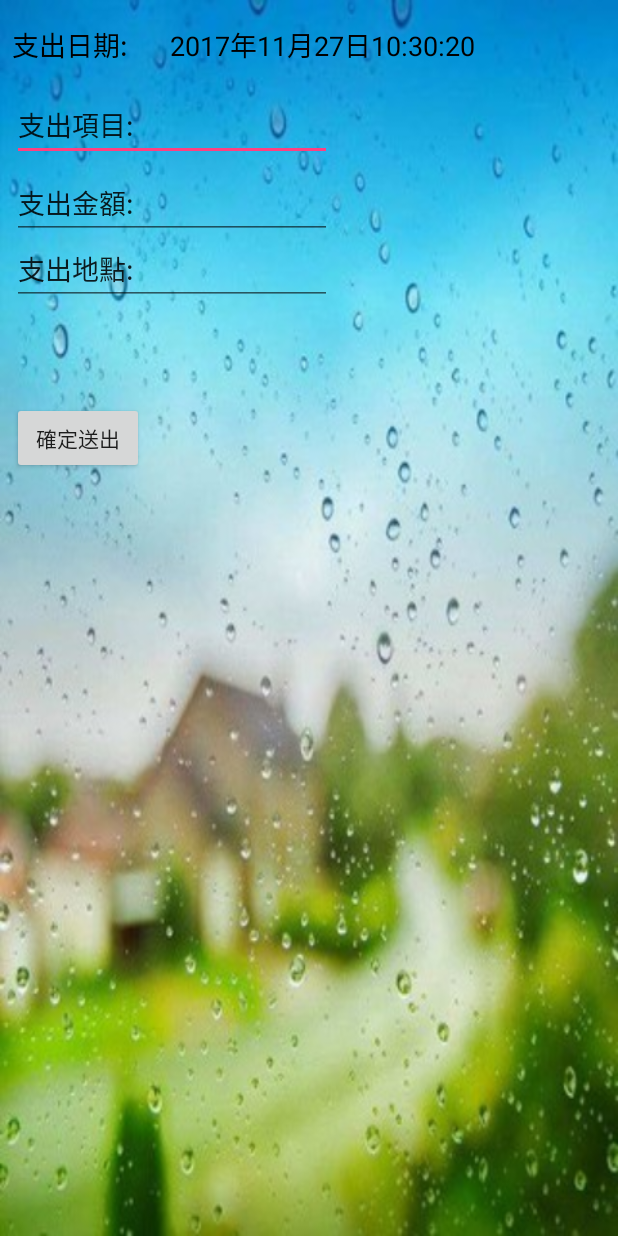
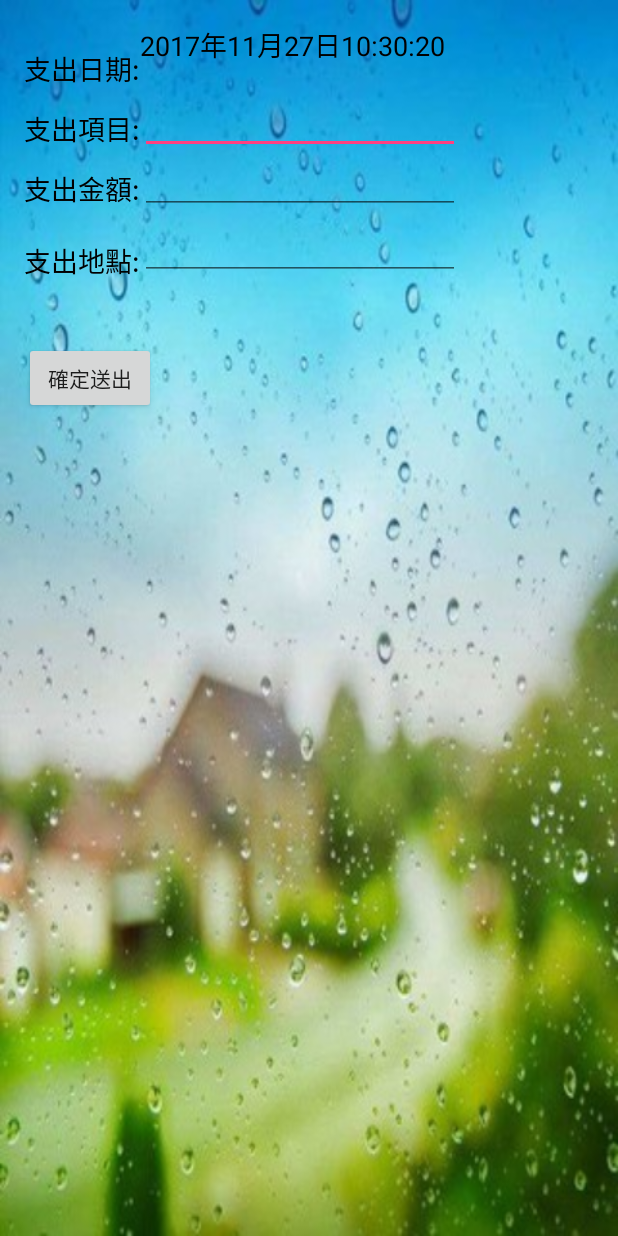
Before and after one commit to e11491576/ProjectApp, an Android app: the AddActivity screen opened directly, with no data from a screen before it, on a phone screen of 412 x 824 dp. Run offline under Robolectric (Android 15) with nearby library versions, the phone set to English and light mode, and no system bars.

Commit message:
Add_bg_finished

```diff
--- a/app/src/main/AndroidManifest.xml
+++ b/app/src/main/AndroidManifest.xml
@@ -37,7 +37,7 @@
         -->
         <meta-data
             android:name="com.google.android.geo.API_KEY"
-            android:value="@string/google_maps_key" />
+            android:value="AIzaSyArk9I0FvkOl3AEWP_Uc856ZkwmNW8CPzM" />
 
         <activity
             android:name=".MapsActivity"
--- a/app/src/main/java/com/example/kevin/projectapp/MapsActivity.java
+++ b/app/src/main/java/com/example/kevin/projectapp/MapsActivity.java
@@ -47,5 +47,6 @@ public class MapsActivity extends FragmentActivity implements OnMapReadyCallback
         LatLng sydney = new LatLng(-34, 151);
         mMap.addMarker(new MarkerOptions().position(sydney).title("Marker in Sydney"));
         mMap.moveCamera(CameraUpdateFactory.newLatLng(sydney));
+       // mMap.setMyLocationEnabled(true);
     }
 }
--- a/app/src/main/java/com/example/kevin/projectapp/SearchActivity.java
+++ b/app/src/main/java/com/example/kevin/projectapp/SearchActivity.java
@@ -24,11 +24,11 @@ public class SearchActivity extends AppCompatActivity {
         }
         StringBuffer buffer = new StringBuffer();
         while (res.moveToNext()){
-            buffer.append("id : "+res.getString(0)+"\n");
-            buffer.append("date : "+res.getString(1)+"\n");
-            buffer.append("term : "+res.getString(2)+"\n");
-            buffer.append("amount : "+res.getString(3)+"\n");
-            buffer.append("location : "+res.getString(4)+"\n");
+            buffer.append(res.getString(0)+"\n");
+            buffer.append(res.getString(1)+"\n");
+            buffer.append(res.getString(2)+"\n");
+            buffer.append(res.getString(3)+"\n");
+            buffer.append(res.getString(4)+"\n");
         }
         showMessage("Data",buffer.toString());
     }
--- a/app/src/main/res/layout/activity_add.xml
+++ b/app/src/main/res/layout/activity_add.xml
@@ -10,24 +10,20 @@
 
     <EditText
         android:id="@+id/editText2"
-        android:layout_width="wrap_content"
+        android:layout_width="0dp"
         android:layout_height="wrap_content"
-        android:layout_marginStart="8dp"
-        android:layout_marginTop="8dp"
         android:ems="10"
         android:inputType="textPersonName"
-        android:text="支出項目:"
-        app:layout_constraintStart_toStartOf="parent"
-        app:layout_constraintTop_toBottomOf="@+id/textView4" />
+        app:layout_constraintStart_toEndOf="@+id/textView4"
+        app:layout_constraintTop_toBottomOf="@+id/textView" />
 
     <EditText
         android:id="@+id/editText4"
-        android:layout_width="wrap_content"
+        android:layout_width="0dp"
         android:layout_height="wrap_content"
         android:layout_marginTop="44dp"
         android:ems="10"
         android:inputType="textPersonName"
-        android:text="支出地點:"
         app:layout_constraintStart_toStartOf="@+id/editText3"
         app:layout_constraintTop_toTopOf="@+id/editText3" />
 
@@ -35,8 +31,8 @@
         android:id="@+id/button2"
         android:layout_width="wrap_content"
         android:layout_height="wrap_content"
-        android:layout_marginStart="8dp"
-        android:layout_marginTop="268dp"
+        android:layout_marginStart="16dp"
+        android:layout_marginTop="228dp"
         android:text="確定送出"
         app:layout_constraintStart_toStartOf="parent"
         app:layout_constraintTop_toTopOf="parent" />
@@ -44,19 +40,18 @@
 
     <EditText
         android:id="@+id/editText3"
-        android:layout_width="wrap_content"
+        android:layout_width="0dp"
         android:layout_height="wrap_content"
-        android:layout_marginTop="52dp"
+        android:layout_marginTop="40dp"
         android:ems="10"
         android:inputType="number"
-        android:text="支出金額:"
         app:layout_constraintStart_toStartOf="@+id/editText2"
         app:layout_constraintTop_toTopOf="@+id/editText2" />
 
     <TextView
         android:id="@+id/textView"
-        android:layout_width="252dp"
-        android:layout_height="43dp"
+        android:layout_width="216dp"
+        android:layout_height="41dp"
         android:layout_marginTop="16dp"
         android:textColor="@android:color/black"
         android:textSize="18sp"
@@ -65,14 +60,47 @@
 
     <TextView
         android:id="@+id/textView4"
-        android:layout_width="105dp"
-        android:layout_height="36dp"
-        android:layout_marginStart="8dp"
-        android:layout_marginTop="16dp"
+        android:layout_width="wrap_content"
+        android:layout_height="wrap_content"
+        android:layout_marginStart="16dp"
+        android:layout_marginTop="32dp"
         android:text="支出日期:"
         android:textColor="@android:color/black"
         android:textSize="18sp"
         app:layout_constraintStart_toStartOf="parent"
         app:layout_constraintTop_toTopOf="parent" />
 
+    <TextView
+        android:id="@+id/textView5"
+        android:layout_width="wrap_content"
+        android:layout_height="wrap_content"
+        android:layout_marginTop="160dp"
+        android:text="支出地點:"
+        android:textColor="@android:color/black"
+        android:textSize="18sp"
+        app:layout_constraintStart_toStartOf="@+id/textView4"
+        app:layout_constraintTop_toTopOf="parent" />
+
+    <TextView
+        android:id="@+id/textView6"
+        android:layout_width="wrap_content"
+        android:layout_height="28dp"
+        android:layout_marginTop="112dp"
+        android:text="支出金額:"
+        android:textColor="@android:color/black"
+        android:textSize="18sp"
+        app:layout_constraintStart_toStartOf="@+id/textView4"
+        app:layout_constraintTop_toTopOf="parent" />
+
+    <TextView
+        android:id="@+id/textView7"
+        android:layout_width="wrap_content"
+        android:layout_height="wrap_content"
+        android:layout_marginTop="72dp"
+        android:text="支出項目:"
+        android:textColor="@android:color/black"
+        android:textSize="18sp"
+        app:layout_constraintStart_toStartOf="@+id/textView4"
+        app:layout_constraintTop_toTopOf="parent" />
+
 </android.support.constraint.ConstraintLayout>
```
